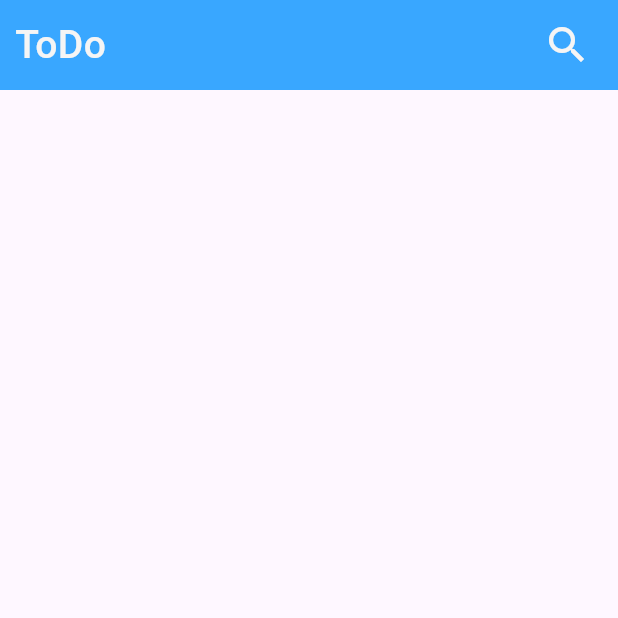
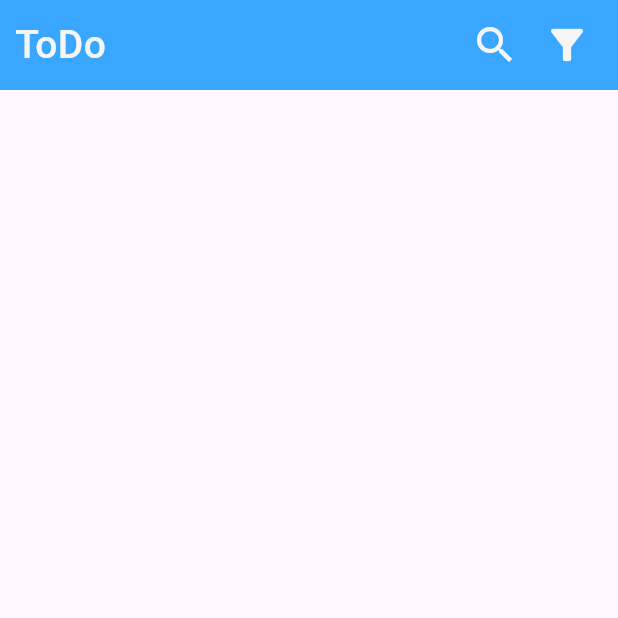
Before and after one commit to PhuocDinh462/Simple-Task, a Flutter app: the screen it shows after launch, on a phone screen of 412 x 824 dp, the top half of it. Run offline on Flutter 3.47's test engine with Material 3 defaults, Android fonts, the phone set to English and light mode, and no system bars.

Commit message:
feat: filter

```diff
--- a/lib/screens/to_do.dart
+++ b/lib/screens/to_do.dart
@@ -53,11 +53,18 @@ class ToDoState extends State<ToDo> {
                 ),
                 Container(
                   margin: const EdgeInsets.only(left: 15.0),
-                  child: IconButton(
-                    onPressed: () => setState(() => searchOpen = !searchOpen),
-                    icon: Icon(searchOpen ? Icons.clear_sharp : Icons.search),
-                    iconSize: 32,
-                    color: TextColors.color_50,
+                  child: Row(
+                    children: [
+                      IconButton(
+                        onPressed: () =>
+                            setState(() => searchOpen = !searchOpen),
+                        icon:
+                            Icon(searchOpen ? Icons.clear_sharp : Icons.search),
+                        iconSize: 32,
+                        color: TextColors.color_50,
+                      ),
+                      const FilterMenu(),
+                    ],
                   ),
                 ),
               ],
@@ -71,3 +78,60 @@ class ToDoState extends State<ToDo> {
     );
   }
 }
+
+enum FilterItem { all, today, upComing }
+
+class FilterMenu extends StatefulWidget {
+  const FilterMenu({Key? key}) : super(key: key);
+
+  @override
+  State<FilterMenu> createState() => _FilterMenuState();
+}
+
+class _FilterMenuState extends State<FilterMenu> {
+  FilterItem? selectedMenu;
+
+  @override
+  Widget build(BuildContext context) {
+    return MenuAnchor(
+      builder:
+          (BuildContext context, MenuController controller, Widget? child) {
+        return IconButton(
+          onPressed: () {
+            if (controller.isOpen) {
+              controller.close();
+            } else {
+              controller.open();
+            }
+          },
+          icon: const Icon(Icons.filter_alt),
+          iconSize: 32,
+          color: TextColors.color_50,
+          tooltip: 'Filter',
+        );
+      },
+      alignmentOffset: const Offset(-80, 0),
+      menuChildren: List<MenuItemButton>.generate(
+        3,
+        (int index) {
+          final FilterItem item = FilterItem.values[index];
+          return MenuItemButton(
+            onPressed: () => setState(() => selectedMenu = item),
+            child: Text(
+              index == 0
+                  ? 'All'
+                  : index == 1
+                      ? 'Today'
+                      : 'Up coming',
+              style: TextStyle(
+                  fontSize: 18,
+                  color: selectedMenu == item
+                      ? MainColors.primary_300
+                      : TextColors.color_700),
+            ),
+          );
+        },
+      ),
+    );
+  }
+}
```
